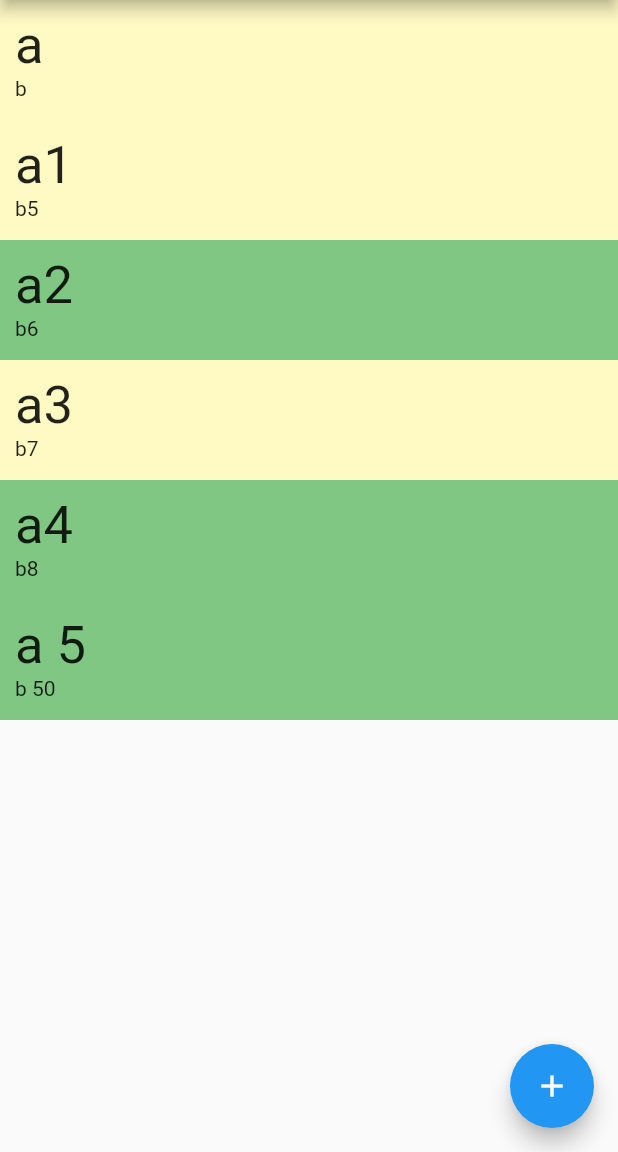
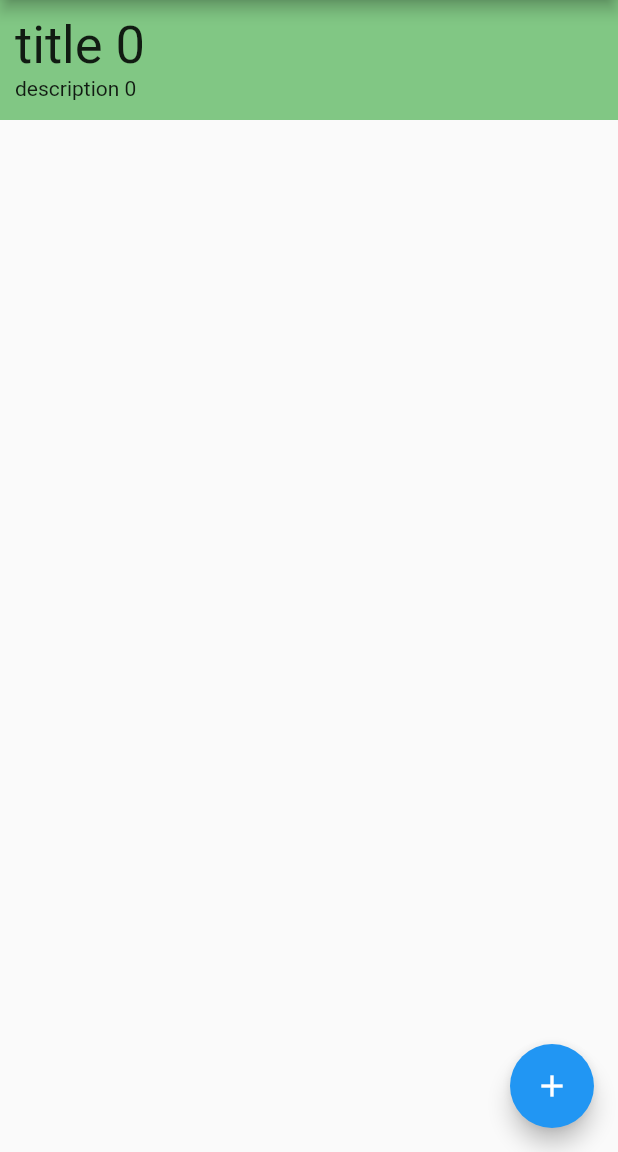
Before and after one commit to alfredohjr/mytodolist, a Flutter app: the screen it shows after launch, after a tap on the "add" icon, on a phone screen of 412 x 824 dp, the part 84-1236 px from its top. Run offline on Flutter 3.47's test engine with Material 2 defaults, Android fonts, the phone set to English and light mode, and no system bars; our stand-ins replace shared_preferences, sqflite; accounts and stored records are empty.

Commit message:
aplicatico está funcional

```diff
--- a/lib/main.dart
+++ b/lib/main.dart
@@ -1,5 +1,9 @@
 import 'package:flutter/material.dart';
 import 'package:provider/provider.dart';
+import 'package:shared_preferences/shared_preferences.dart';
+
+import 'model_task.dart';
+import 'state_task.dart';
 
 void main() {
   runApp(ChangeNotifierProvider(
@@ -43,13 +47,18 @@ class _MyHomePageState extends State<MyHomePage> {
               appBar: AppBar(
                 title: Text(widget.title),
               ),
-              body: ListView.builder(
+              body: value.tasks.isEmpty
+                  ? const Center(
+                      child: Text('Vazio'),
+                    )
+                  : ListView.builder(
                       itemCount: value.tasks.length,
                       itemBuilder: (BuildContext context, index) => MyTask(
                         id: value.tasks[index].id,
                         title: value.tasks[index].title,
                         description: value.tasks[index].description,
                         active: value.tasks[index].active,
+                        index: index,
                       ),
                     ),
               floatingActionButton: FloatingActionButton(
@@ -66,12 +75,14 @@ class MyTask extends StatefulWidget {
       required this.title,
       required this.description,
       required this.active,
-      required this.id})
+      required this.id,
+      required this.index})
       : super(key: key);
   final String title;
   final String description;
-  final bool active;
+  final int active;
   final int id;
+  final int index;
 
   @override
   State<MyTask> createState() => _MyTask();
@@ -80,15 +91,18 @@ class MyTask extends StatefulWidget {
 class _MyTask extends State<MyTask> {
   @override
   Widget build(BuildContext context) {
-    return GestureDetector(
+    return Consumer<MyStateTask>(
+      builder: (context, value, child) => GestureDetector(
+        onDoubleTap: () {
+          Navigator.pushNamed(context, '/task',
+              arguments: MyNavi2Task(widget.id, widget.title, widget.index));
+        },
         onTap: () {
-        print('<${widget.title}>');
-        Navigator.pushNamed(context, '/task',
-            arguments: MyNavi2Task(widget.id, widget.title));
+          value.delete(widget.id);
         },
         child: Container(
           height: 80,
-        color: widget.active ? Colors.yellow[100] : Colors.green[300],
+          color: widget.active == 0 ? Colors.yellow[100] : Colors.green[300],
           child: Padding(
             padding: const EdgeInsets.all(10.0),
             child: Column(
@@ -101,6 +115,7 @@ class _MyTask extends State<MyTask> {
                 ),
                 Text(widget.description),
               ],
+            ),
           ),
         ),
       ),
@@ -118,16 +133,16 @@ class MyTaskDetail extends StatelessWidget {
     return Consumer<MyStateTask>(
       builder: (context, value, child) => Scaffold(
         appBar: AppBar(title: Text(args.title)),
-        body: MyTaskForm(id: args.id),
+        body: MyTaskForm(index: args.index),
       ),
     );
   }
 }
 
 class MyTaskForm extends StatefulWidget {
-  MyTaskForm({super.key, required this.id});
+  MyTaskForm({super.key, required this.index});
 
-  final id;
+  final index;
 
   @override
   MyTaskFormState createState() {
@@ -146,17 +161,24 @@ class MyTaskFormState extends State<MyTaskForm> {
         child: Column(
           children: [
             TextFormField(
-              initialValue: value.tasks[widget.id].title,
+              initialValue: value.tasks[widget.index].title,
               validator: (title) {},
               onSaved: (String? title) {
                 print(title);
-                value.update(widget.id, title);
+                if (title != null) {
+                  MyTasksModel task = MyTasksModel(
+                      id: value.tasks[widget.index].id,
+                      title: title,
+                      description: '---',
+                      active: 1);
+                  int id = value.tasks[widget.index].id;
+                  value.update(id, task);
+                }
               },
             ),
             ElevatedButton(
                 onPressed: () {
                   if (_formKey.currentState!.validate()) {
-                    print('legal!');
                     _formKey.currentState!.save();
                   }
                 },
@@ -167,41 +189,3 @@ class MyTaskFormState extends State<MyTaskForm> {
     );
   }
 }
-
-class MyTasksModel {
-  int id;
-  String title;
-  String description;
-  bool active;
-
-  MyTasksModel(this.id, this.title, this.description, this.active);
-}
-
-class MyStateTask extends ChangeNotifier {
-  final List<MyTasksModel> tasks = [
-    MyTasksModel(0, 'a', 'b', true),
-    MyTasksModel(1, 'a1', 'b5', true),
-    MyTasksModel(2, 'a2', 'b6', false),
-    MyTasksModel(3, 'a3', 'b7', true),
-    MyTasksModel(4, 'a4', 'b8', false),
-  ];
-  int count = 5;
-
-  void increment() {
-    tasks.add(MyTasksModel(count, 'a $count', 'b ${count * 10}', false));
-    count++;
-    notifyListeners();
-  }
-
-  void update(int id, String? title) {
-    tasks[id].title = title == null ? "NA" : title;
-    notifyListeners();
-  }
-}
-
-class MyNavi2Task {
-  final int id;
-  final String title;
-
-  MyNavi2Task(this.id, this.title);
-}
--- /dev/null
+++ b/lib/model_task.dart
@@ -0,0 +1,71 @@
+import 'dart:async';
+
+import 'package:flutter/widgets.dart';
+import 'package:path/path.dart';
+import 'package:sqflite/sqflite.dart';
+
+class MyTasksDB {
+  Future<Database> init() async {
+    String path = await getDatabasesPath();
+    return openDatabase(join(path, 'MyTodoList.db'), onCreate: (db, version) {
+      return db.execute(
+          'create table tasks(id INTEGER PRIMARY KEY, title TEXT, description TEXT, active BOOLEAN)');
+    }, version: 1);
+  }
+
+  Future<int> insertTask(MyTasksModel task) async {
+    final Database db = await init();
+    await db.insert('tasks', task.toMap());
+    print('ola');
+    return 0;
+  }
+
+  Future<List<MyTasksModel>> list() async {
+    final Database db = await init();
+    final List<Map<String, dynamic>> maps =
+        await db.query('tasks', orderBy: '-id');
+
+    return List.generate(maps.length, (i) {
+      return MyTasksModel(
+        id: maps[i]['id'],
+        title: maps[i]['title'],
+        description: maps[i]['description'],
+        active: maps[i]['active'],
+      );
+    });
+  }
+
+  Future<int> delete(int id) async {
+    final Database db = await init();
+    await db.delete('tasks', where: 'id = ?', whereArgs: [id]);
+    return 0;
+  }
+
+  Future<int> update(MyTasksModel task, int id) async {
+    final Database db = await init();
+    await db.update('tasks', task.toMap(), where: 'id = ?', whereArgs: [id]);
+    return 0;
+  }
+}
+
+class MyTasksModel {
+  final int id;
+  final String title;
+  final String description;
+  final int active;
+
+  MyTasksModel(
+      {required this.id,
+      required this.title,
+      required this.description,
+      required this.active});
+
+  Map<String, dynamic> toMap() {
+    return {
+      'id': id,
+      'title': title,
+      'description': description,
+      'active': 1,
+    };
+  }
+}
--- /dev/null
+++ b/lib/state_task.dart
@@ -0,0 +1,77 @@
+import 'package:flutter/material.dart';
+import 'package:provider/provider.dart';
+import 'package:shared_preferences/shared_preferences.dart';
+
+import 'model_task.dart';
+
+class MyStateTask extends ChangeNotifier {
+  List<MyTasksModel> tasks = [];
+  int count = 0;
+  late MyTasksDB db;
+
+  MyStateTask() {
+    load();
+  }
+
+  void load() async {
+    final prefs = await SharedPreferences.getInstance();
+
+    count = (prefs.getInt('MyTodoList_count') ?? 0);
+
+    db = MyTasksDB();
+    db.init().whenComplete(() async {
+      tasks = await db.list();
+      notifyListeners();
+    });
+  }
+
+  int tasksLenght() {
+    return tasks.length;
+  }
+
+  void increment() async {
+    final prefs = await SharedPreferences.getInstance();
+
+    var task = MyTasksModel(
+        id: count,
+        title: 'title ${count}',
+        description: 'description ${count}',
+        active: 1);
+
+    db = MyTasksDB();
+    db.init().whenComplete(() async {
+      await db.insertTask(task);
+    });
+    count++;
+    tasks.insert(0, task);
+
+    prefs.setInt('MyTodoList_count', count);
+    notifyListeners();
+  }
+
+  void delete(int id) {
+    db = MyTasksDB();
+    db.init().whenComplete(() async {
+      await db.delete(id);
+      load();
+      notifyListeners();
+    });
+  }
+
+  void update(int id, MyTasksModel task) {
+    db = MyTasksDB();
+    db.init().whenComplete(() async {
+      await db.update(task, id);
+      load();
+      notifyListeners();
+    });
+  }
+}
+
+class MyNavi2Task {
+  final int index;
+  final int id;
+  final String title;
+
+  MyNavi2Task(this.id, this.title, this.index);
+}
--- a/pubspec.yaml
+++ b/pubspec.yaml
@@ -46,6 +46,11 @@ dev_dependencies:
   # rules and activating additional ones.
   flutter_lints: ^2.0.0
 
+  provider: ^6.0.0
+  shared_preferences: ^2.0.15
+  sqflite: ^2.0.3+1
+  path: ^1.0.0
+
 # For information on the generic Dart part of this file, see the
 # following page: https://dart.dev/tools/pub/pubspec
 
```
Also changed, not shown: pubspec.lock, 1 other file. Lines whose indentation alone changed are shown as unchanged.
